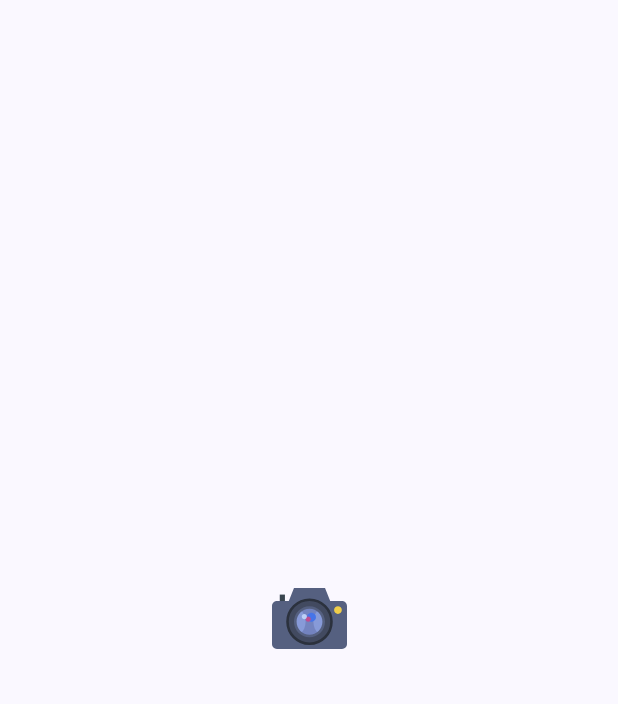
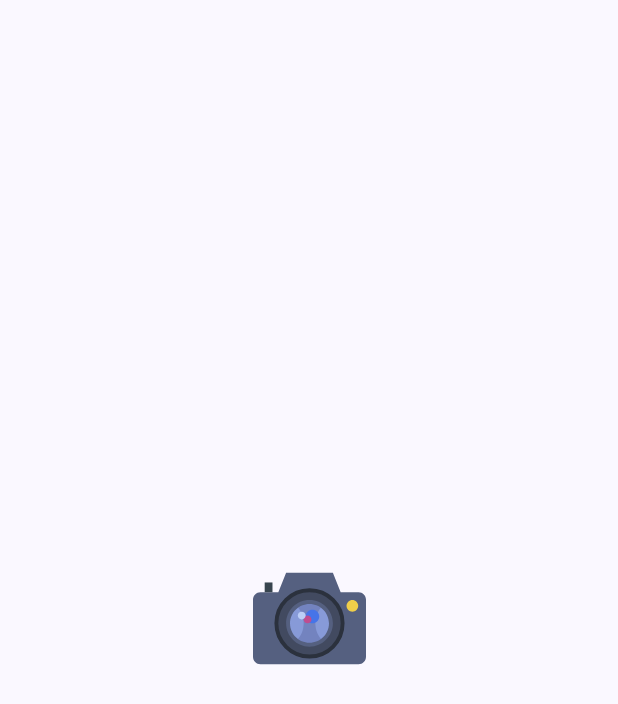
Before and after one commit to dinesh-thiyagarajan/Whats-in-my-thattu, an Android app built with Jetpack Compose: the screen it shows after launch (MainActivity), on a phone screen of 412 x 824 dp. Shown: the top 704 px of the screen. Run offline under Robolectric (Android 15) with nearby library versions, the phone set to English and light mode, and no system bars; our stand-ins replace Dagger/Hilt's generated code; libraries missing offline, so code that uses them is left out: org.tensorflow.lite.

Commit message:
image size fixed

```diff
--- a/app/src/main/java/com/dineshworkspace/whatsinmythattu/ui/composables/HomeScreenComposable.kt
+++ b/app/src/main/java/com/dineshworkspace/whatsinmythattu/ui/composables/HomeScreenComposable.kt
@@ -49,7 +49,7 @@ fun HomeScreenComposable(paddingValues: PaddingValues) {
                     .clickable {
                         showImagePicker = true
                     }
-                    .size(50.dp),
+                    .size(75.dp),
                 painter = painterResource(id = R.drawable.ic_camera),
                 contentDescription = "camera",
             )
```
